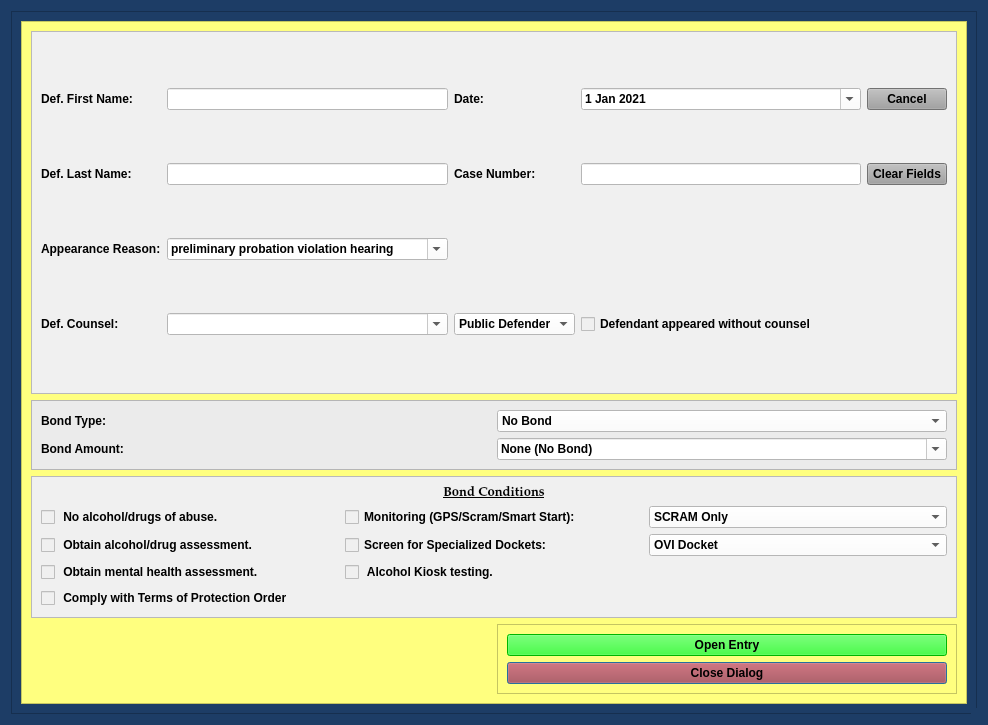
Above: package/views/ui/ProbationViolationBondDialog.ui from HunterProgram22/MuniEntry before the change. Below: the same form after it.
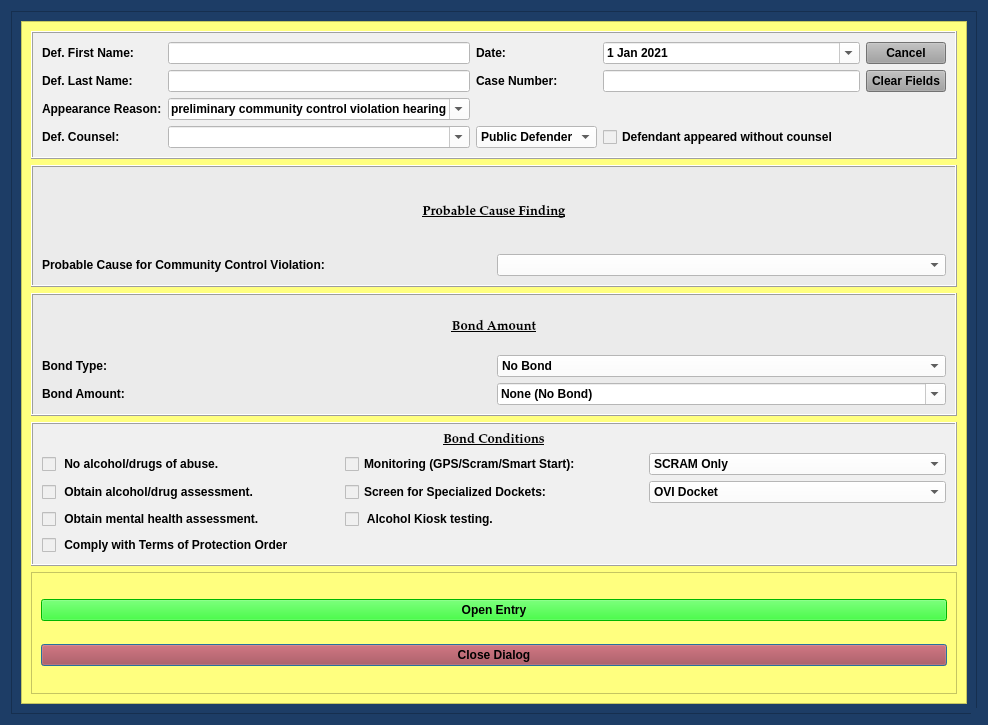
That is the form after the change.

Commit message: Working on PV Bond template.

The edit to the form file:
```diff
--- a/package/views/ui/ProbationViolationBondDialog.ui
+++ b/package/views/ui/ProbationViolationBondDialog.ui
@@ -181,8 +181,8 @@
            <height>685</height>
           </rect>
          </property>
-         <layout class="QGridLayout" name="gridLayout_9" rowstretch="1,0,0,0">
-          <item row="0" column="0" colspan="2">
+         <layout class="QGridLayout" name="gridLayout_2">
+          <item row="0" column="0">
            <widget class="QFrame" name="case_name_Frame">
             <property name="sizePolicy">
              <sizepolicy hsizetype="Preferred" vsizetype="Preferred">
@@ -194,7 +194,7 @@
              <string notr="true">background-color: rgb(240, 240, 240);</string>
             </property>
             <property name="frameShape">
-             <enum>QFrame::StyledPanel</enum>
+             <enum>QFrame::Box</enum>
             </property>
             <property name="frameShadow">
              <enum>QFrame::Raised</enum>
@@ -376,7 +376,7 @@
                </property>
                <item>
                 <property name="text">
-                 <string>preliminary probation violation hearing</string>
+                 <string>preliminary community control violation hearing</string>
                 </property>
                </item>
                <item>
@@ -399,56 +399,227 @@
             </layout>
            </widget>
           </item>
-          <item row="3" column="1">
-           <widget class="QFrame" name="frame_8">
+          <item row="1" column="0">
+           <widget class="QFrame" name="frame">
             <property name="styleSheet">
-             <string notr="true">
-background-color: rgb(255, 255, 127);</string>
+             <string notr="true">background-color: rgb(235, 235, 235);</string>
             </property>
             <property name="frameShape">
-             <enum>QFrame::StyledPanel</enum>
+             <enum>QFrame::Box</enum>
             </property>
             <property name="frameShadow">
              <enum>QFrame::Raised</enum>
             </property>
-            <layout class="QGridLayout" name="gridLayout_10">
+            <layout class="QGridLayout" name="gridLayout_3" rowstretch="0,0">
+             <item row="1" column="0">
+              <widget class="QLabel" name="label_4">
+               <property name="text">
+                <string>Probable Cause for Community Control Violation:</string>
+               </property>
+              </widget>
+             </item>
+             <item row="0" column="0" colspan="2">
+              <widget class="QLabel" name="label_10">
+               <property name="font">
+                <font>
+                 <family>Palatino Linotype</family>
+                 <pointsize>10</pointsize>
+                 <weight>75</weight>
+                 <italic>false</italic>
+                 <bold>true</bold>
+                 <underline>true</underline>
+                </font>
+               </property>
+               <property name="text">
+                <string>Probable Cause Finding</string>
+               </property>
+               <property name="alignment">
+                <set>Qt::AlignCenter</set>
+               </property>
+              </widget>
+             </item>
+             <item row="1" column="1">
+              <widget class="QComboBox" name="comboBox">
+               <property name="styleSheet">
+                <string notr="true">background-color: rgb(255, 255, 255);</string>
+               </property>
+               <item>
+                <property name="text">
+                 <string/>
+                </property>
+               </item>
+               <item>
+                <property name="text">
+                 <string>Court finds probable cause</string>
+                </property>
+               </item>
+               <item>
+                <property name="text">
+                 <string>Defendant waives probable cause finding</string>
+                </property>
+               </item>
+               <item>
+                <property name="text">
+                 <string>No probable cause</string>
+                </property>
+               </item>
+              </widget>
+             </item>
+            </layout>
+           </widget>
+          </item>
+          <item row="2" column="0">
+           <widget class="QFrame" name="frame_5">
+            <property name="styleSheet">
+             <string notr="true">background-color: rgb(235, 235, 235);</string>
+            </property>
+            <property name="frameShape">
+             <enum>QFrame::Box</enum>
+            </property>
+            <property name="frameShadow">
+             <enum>QFrame::Raised</enum>
+            </property>
+            <layout class="QGridLayout" name="gridLayout_5">
+             <item row="1" column="0">
+              <widget class="QLabel" name="label_8">
+               <property name="text">
+                <string>Bond Type:</string>
+               </property>
+              </widget>
+             </item>
+             <item row="1" column="1">
+              <widget class="QComboBox" name="bond_type_box">
+               <property name="styleSheet">
+                <string notr="true">background-color: rgb(255, 255, 255);</string>
+               </property>
+               <item>
+                <property name="text">
+                 <string>No Bond</string>
+                </property>
+               </item>
+               <item>
+                <property name="text">
+                 <string>Recognizance (OR) Bond</string>
+                </property>
+               </item>
+               <item>
+                <property name="text">
+                 <string>10% Deposit, Cash or Surety Bond</string>
+                </property>
+               </item>
+               <item>
+                <property name="text">
+                 <string>Cash or Surety Bond</string>
+                </property>
+               </item>
+              </widget>
+             </item>
              <item row="2" column="0">
-              <widget class="QPushButton" name="close_dialog_Button">
-               <property name="styleSheet">
-                <string notr="true">background-color: rgb(170, 58, 63);
-font: 75 11pt &quot;Palatino Linotype&quot;;
-font-weight: bold;</string>
-               </property>
+              <widget class="QLabel" name="label_9">
                <property name="text">
-                <string>Close Dialog</string>
+                <string>Bond Amount:</string>
                </property>
               </widget>
              </item>
-             <item row="0" column="0">
-              <widget class="QPushButton" name="create_entry_Button">
+             <item row="2" column="1">
+              <widget class="QComboBox" name="bond_amount_box">
+               <property name="font">
+                <font>
+                 <family>Palatino Linotype</family>
+                 <pointsize>10</pointsize>
+                 <weight>75</weight>
+                 <italic>false</italic>
+                 <bold>true</bold>
+                </font>
+               </property>
                <property name="styleSheet">
-                <string notr="true">background-color: rgb(0, 255, 0);
-font: 75 11pt &quot;Palatino Linotype&quot;;
-font-weight: bold;</string>
+                <string notr="true">background-color: rgb(255, 255, 255);</string>
                </property>
+               <property name="editable">
+                <bool>true</bool>
+               </property>
+               <item>
+                <property name="text">
+                 <string>None (No Bond)</string>
+                </property>
+               </item>
+               <item>
+                <property name="text">
+                 <string>None (OR Bond)</string>
+                </property>
+               </item>
+               <item>
+                <property name="text">
+                 <string>$1,000</string>
+                </property>
+               </item>
+               <item>
+                <property name="text">
+                 <string>$1,500</string>
+                </property>
+               </item>
+               <item>
+                <property name="text">
+                 <string>$2,000</string>
+                </property>
+               </item>
+               <item>
+                <property name="text">
+                 <string>$2,500</string>
+                </property>
+               </item>
+               <item>
+                <property name="text">
+                 <string>$3,000</string>
+                </property>
+               </item>
+               <item>
+                <property name="text">
+                 <string>$3,500</string>
+                </property>
+               </item>
+               <item>
+                <property name="text">
+                 <string>$5,000</string>
+                </property>
+               </item>
+               <item>
+                <property name="text">
+                 <string>$10,000</string>
+                </property>
+               </item>
+              </widget>
+             </item>
+             <item row="0" column="0" colspan="2">
+              <widget class="QLabel" name="label_12">
+               <property name="font">
+                <font>
+                 <family>Palatino Linotype</family>
+                 <pointsize>10</pointsize>
+                 <weight>75</weight>
+                 <italic>false</italic>
+                 <bold>true</bold>
+                 <underline>true</underline>
+                </font>
+               </property>
                <property name="text">
-                <string>Open Entry</string>
+                <string>Bond Amount</string>
                </property>
-               <property name="autoDefault">
-                <bool>false</bool>
+               <property name="alignment">
+                <set>Qt::AlignCenter</set>
                </property>
               </widget>
              </item>
             </layout>
            </widget>
           </item>
-          <item row="2" column="0" colspan="2">
+          <item row="3" column="0">
            <widget class="QFrame" name="bond_conditions_frame">
             <property name="styleSheet">
              <string notr="true">background-color: rgb(240, 240, 240);</string>
             </property>
             <property name="frameShape">
-             <enum>QFrame::StyledPanel</enum>
+             <enum>QFrame::Box</enum>
             </property>
             <property name="frameShadow">
              <enum>QFrame::Raised</enum>
@@ -599,10 +770,11 @@
             </layout>
            </widget>
           </item>
-          <item row="1" column="0" colspan="2">
-           <widget class="QFrame" name="frame_5">
+          <item row="4" column="0">
+           <widget class="QFrame" name="frame_8">
             <property name="styleSheet">
-             <string notr="true">background-color: rgb(235, 235, 235);</string>
+             <string notr="true">
+background-color: rgb(255, 255, 127);</string>
             </property>
             <property name="frameShape">
              <enum>QFrame::StyledPanel</enum>
@@ -610,114 +782,31 @@
             <property name="frameShadow">
              <enum>QFrame::Raised</enum>
             </property>
-            <layout class="QGridLayout" name="gridLayout_5">
+            <layout class="QGridLayout" name="gridLayout_10">
+             <item row="2" column="0">
+              <widget class="QPushButton" name="close_dialog_Button">
+               <property name="styleSheet">
+                <string notr="true">background-color: rgb(170, 58, 63);
+font: 75 11pt &quot;Palatino Linotype&quot;;
+font-weight: bold;</string>
+               </property>
+               <property name="text">
+                <string>Close Dialog</string>
+               </property>
+              </widget>
+             </item>
              <item row="0" column="0">
-              <widget class="QLabel" name="label_8">
-               <property name="text">
-                <string>Bond Type:</string>
-               </property>
-              </widget>
-             </item>
-             <item row="1" column="1">
-              <widget class="QComboBox" name="bond_amount_box">
-               <property name="font">
-                <font>
-                 <family>Palatino Linotype</family>
-                 <pointsize>10</pointsize>
-                 <weight>75</weight>
-                 <italic>false</italic>
-                 <bold>true</bold>
-                </font>
-               </property>
+              <widget class="QPushButton" name="create_entry_Button">
                <property name="styleSheet">
-                <string notr="true">background-color: rgb(255, 255, 255);</string>
+                <string notr="true">background-color: rgb(0, 255, 0);
+font: 75 11pt &quot;Palatino Linotype&quot;;
+font-weight: bold;</string>
                </property>
-               <property name="editable">
-                <bool>true</bool>
-               </property>
-               <item>
-                <property name="text">
-                 <string>None (No Bond)</string>
-                </property>
-               </item>
-               <item>
-                <property name="text">
-                 <string>None (OR Bond)</string>
-                </property>
-               </item>
-               <item>
-                <property name="text">
-                 <string>$1,000</string>
-                </property>
-               </item>
-               <item>
-                <property name="text">
-                 <string>$1,500</string>
-                </property>
-               </item>
-               <item>
-                <property name="text">
-                 <string>$2,000</string>
-                </property>
-               </item>
-               <item>
-                <property name="text">
-                 <string>$2,500</string>
-                </property>
-               </item>
-               <item>
-                <property name="text">
-                 <string>$3,000</string>
-                </property>
-               </item>
-               <item>
-                <property name="text">
-                 <string>$3,500</string>
-                </property>
-               </item>
-               <item>
-                <property name="text">
-                 <string>$5,000</string>
-                </property>
-               </item>
-               <item>
-                <property name="text">
-                 <string>$10,000</string>
-                </property>
-               </item>
-              </widget>
-             </item>
-             <item row="0" column="1">
-              <widget class="QComboBox" name="bond_type_box">
-               <property name="styleSheet">
-                <string notr="true">background-color: rgb(255, 255, 255);</string>
-               </property>
-               <item>
-                <property name="text">
-                 <string>No Bond</string>
-                </property>
-               </item>
-               <item>
-                <property name="text">
-                 <string>Recognizance (OR) Bond</string>
-                </property>
-               </item>
-               <item>
-                <property name="text">
-                 <string>10% Deposit, Cash or Surety Bond</string>
-                </property>
-               </item>
-               <item>
-                <property name="text">
-                 <string>Cash or Surety Bond</string>
-                </property>
-               </item>
-              </widget>
-             </item>
-             <item row="1" column="0">
-              <widget class="QLabel" name="label_9">
                <property name="text">
-                <string>Bond Amount:</string>
+                <string>Open Entry</string>
+               </property>
+               <property name="autoDefault">
+                <bool>false</bool>
                </property>
               </widget>
              </item>
```
The commit also changes 5 other files.
